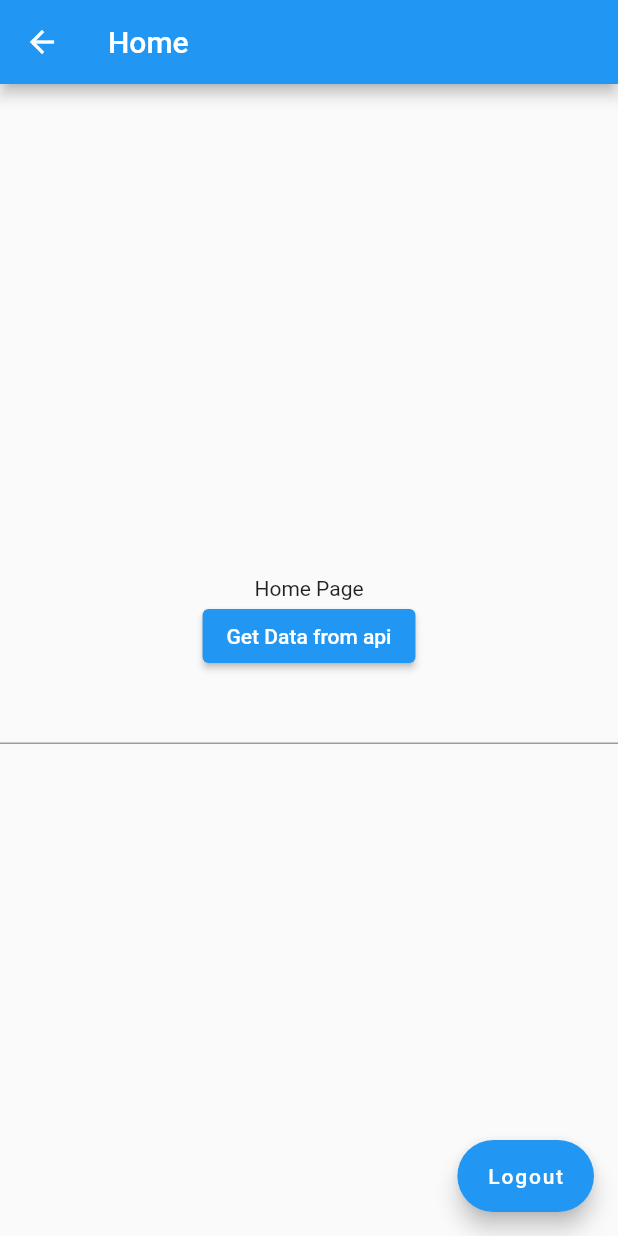
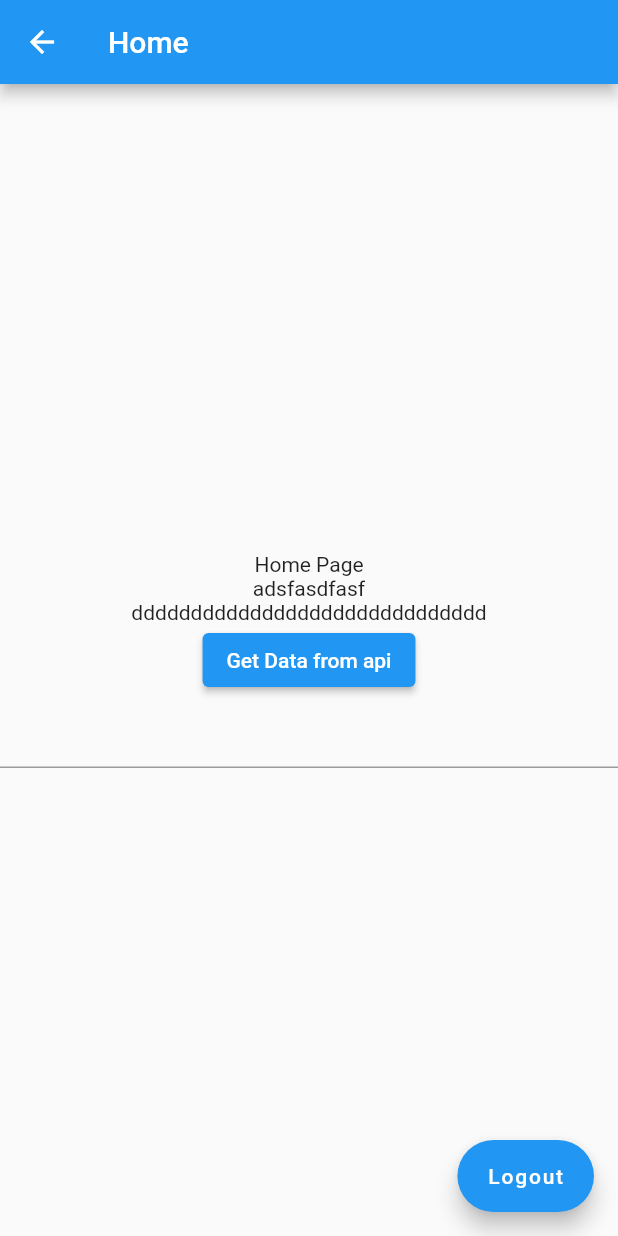
Before and after one commit to a123123r/flutter-practice-app, a Flutter app: the MyHomePage screen opened directly, on a phone screen of 412 x 824 dp. Run offline on Flutter 3.47's test engine with Material 2 defaults, Android fonts, the phone set to English and light mode, and no system bars; our stand-ins replace shared_preferences; accounts and stored records are empty; network calls fail.

Commit message:
login page changge

```diff
--- a/lib/screens/home.dart
+++ b/lib/screens/home.dart
@@ -95,6 +95,8 @@ class _MyHomePageState extends State<MyHomePage> {
             mainAxisAlignment: MainAxisAlignment.center,
             children: <Widget>[
               Text("Home Page"),
+              Text("adsfasdfasf"),
+              Text("dddddddddddddddddddddddddddddd"),
               ElevatedButton(
                   onPressed: () {
                     getData();
--- a/lib/screens/login.dart
+++ b/lib/screens/login.dart
@@ -1,5 +1,3 @@
-
-
 //Login Screen
 import 'dart:convert';
 import 'dart:developer';
@@ -50,12 +48,11 @@ class _LoginState extends State<Login> {
     }
   }
 
-
   @override
   Widget build(BuildContext context) {
     return Scaffold(
       appBar: AppBar(
-        title: Text("Login Page"),
+        title: Text("Login Page here"),
       ),
       body: Center(
         child: ElevatedButton(
```
